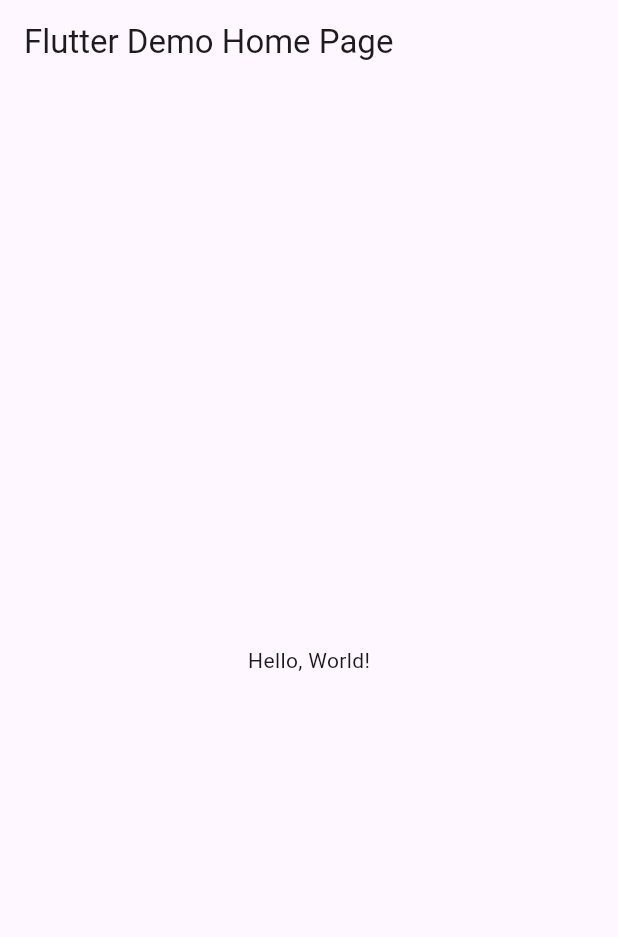
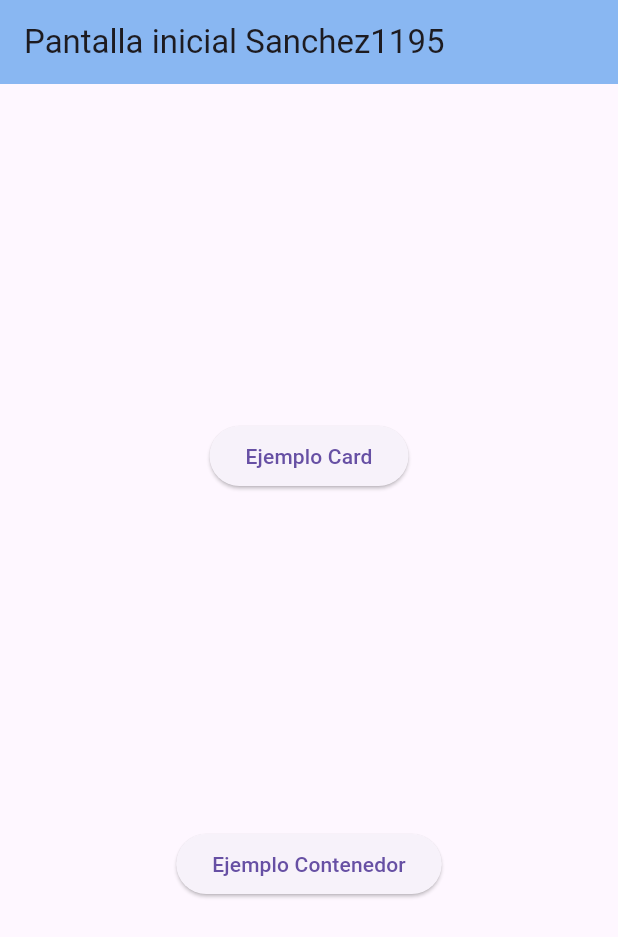
Before and after one commit to dianadianaxd/p14-RutDis-6j-1195, a Flutter app: the screen it shows after launch, on a phone screen of 412 x 824 dp. Shown: the top 937 px of the screen. Run offline on Flutter 3.47's test engine with Material 3 defaults, Android fonts, the phone set to English and light mode, and no system bars.

```diff
--- a/lib/main.dart
+++ b/lib/main.dart
@@ -1,43 +1,23 @@
 import 'package:flutter/material.dart';
+import 'package:sanchez1195/pantalla2_1195.dart';
+import 'package:sanchez1195/pantalla1_1195.dart';
+import 'package:sanchez1195/pantallaini_1195.dart';
 
-void main() => runApp(MyApp());
+void main() => runApp(const MiApp1195());
 
-class MyApp extends StatelessWidget {
-  const MyApp({super.key});
-  // This widget is the root of your application.
+class MiApp1195 extends StatelessWidget {
+  const MiApp1195({Key? key}) : super(key: key);
+
   @override
   Widget build(BuildContext context) {
     return MaterialApp(
-      // Application name
-      title: 'Flutter Hello World',
-      // Application theme data, you can set the colors for the application as
-      // you want
-      theme: ThemeData(
-        // useMaterial3: true,
-        primarySwatch: Colors.blue,
-      ),
-      // A widget which will be started on application startup
-      home: MyHomePage(title: 'Flutter Demo Home Page'),
-    );
-  }
-}
-
-class MyHomePage extends StatelessWidget {
-  final String title;
-  const MyHomePage({super.key, required this.title});
-
-  @override
-  Widget build(BuildContext context) {
-    return Scaffold(
-      appBar: AppBar(
-        // The title text which will be shown on the action bar
-        title: Text(title),
-      ),
-      body: Center(
-        child: Text(
-          'Hello, World!',
-        ),
-      ),
-    );
-  }
-}
+      debugShowCheckedModeBanner: false,
+      initialRoute: '/',
+      routes: {
+        '/': (context) => const PantallaIni_1195(),
+        '/Pantalla1_1195': (context) => const Pantalla1_1195(),
+        '/Pantalla2_1195': (context) => const Pantalla2_1195(),
+      }, //Fin ruta paginas
+    ); //Fin del material
+  } //Fin widget
+} //Fin App
--- /dev/null
+++ b/lib/pantallaini_1195.dart
@@ -0,0 +1,34 @@
+//PantallaIni_0973
+//
+import 'package:flutter/material.dart';
+
+class PantallaIni_1195 extends StatelessWidget {
+  const PantallaIni_1195({Key? key}) : super(key: key);
+
+  @override
+  Widget build(BuildContext context) {
+    return Scaffold(
+      appBar: AppBar(
+        title: const Text('Pantalla inicial Sanchez1195'),
+        backgroundColor: Color(0xff89b7f2),
+      ),
+      body: Center(
+        child: Column(
+          mainAxisAlignment: MainAxisAlignment.spaceEvenly,
+          children: [
+            ElevatedButton(
+                onPressed: () {
+                  Navigator.pushNamed(context, '/Pantalla1_1195');
+                }, // Fin onpressed
+                child: const Text('Ejemplo Card')),
+            ElevatedButton(
+                onPressed: () {
+                  Navigator.pushNamed(context, '/Pantalla2_1195');
+                }, // Fin onpressed
+                child: const Text('Ejemplo Contenedor')),
+          ], // FIn de niños
+        ),
+      ),
+    );
+  } //Fin widgets
+} //Fin pantalla incial
```
Also changed, not shown: lib/pantalla1_1195.dart (added, +31 -0 lines), lib/pantalla2_1195.dart (added, +40 -0 lines).
